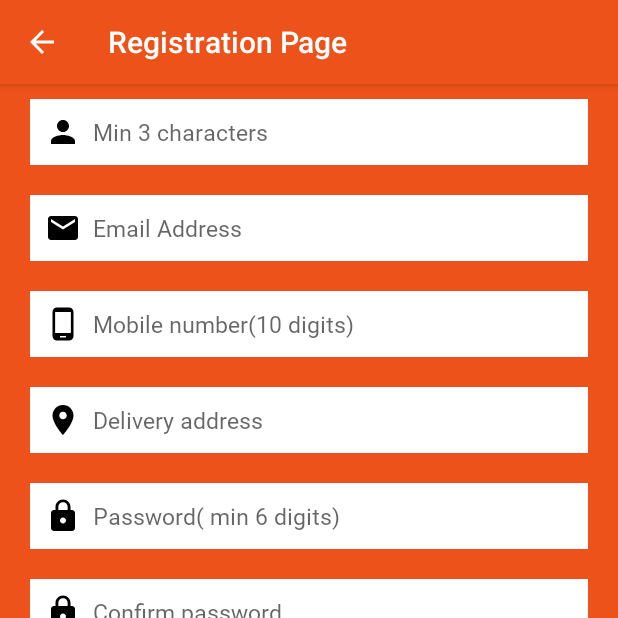
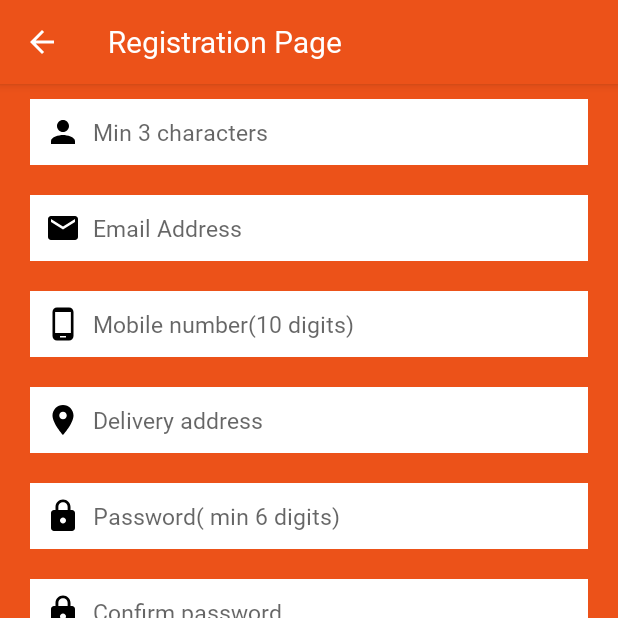
Before and after one commit to saitej-janjirala/tomatoeats, an Android app: the screen it shows after launch (SignupActivity), after a tap on an icon or button, on a phone screen of 412 x 824 dp, the top half of it. Run offline under Robolectric (Android 15) with nearby library versions, the phone set to English and light mode, and no system bars; our stand-ins replace Volley; 2 other taps on this screen came first.

Commit message:
added font style for whole theme

```diff
--- a/app/src/main/java/com/saitejajanjirala/tomatoeats/activities/ContentsActivity.kt
+++ b/app/src/main/java/com/saitejajanjirala/tomatoeats/activities/ContentsActivity.kt
@@ -1,4 +1,4 @@
-package com.saitejajanjirala.tomatoeats.activities
+ package com.saitejajanjirala.tomatoeats.activities
 
 import android.app.Activity
 import android.app.AlertDialog
@@ -130,6 +130,7 @@ class ContentsActivity : AppCompatActivity() {
         drawerLayout.addDrawerListener(toggle)
         toggle.syncState()
     }
+
     fun openhome(){
         navigationView.setCheckedItem(R.id.Home)
         supportFragmentManager.beginTransaction().replace(
--- a/app/src/main/java/com/saitejajanjirala/tomatoeats/adapters/RestaurantsAdapter.kt
+++ b/app/src/main/java/com/saitejajanjirala/tomatoeats/adapters/RestaurantsAdapter.kt
@@ -26,7 +26,9 @@ class RestaurantsAdapter(val context:Context, val arrayList: ArrayList<Restauran
     lateinit var madapter:RestaurantsAdapter
     lateinit var mview:RelativeLayout
     var valforfavourites=false
-
+    interface onitemclicklistener{
+        fun onfavouriteclicked()
+    }
     class RestaurantsViewHolder(itemView: View): RecyclerView.ViewHolder(itemView) {
         val rimageview:ImageView=itemView.findViewById(R.id.restaurantimage)
         val rname:TextView=itemView.findViewById(R.id.restaurantname)
--- a/app/src/main/java/com/saitejajanjirala/tomatoeats/fragments/Home.kt
+++ b/app/src/main/java/com/saitejajanjirala/tomatoeats/fragments/Home.kt
@@ -13,6 +13,7 @@ import android.widget.RelativeLayout
 import android.widget.Toast
 import androidx.appcompat.app.AlertDialog
 import androidx.core.app.ActivityCompat
+import androidx.recyclerview.widget.DefaultItemAnimator
 import androidx.recyclerview.widget.LinearLayoutManager
 import androidx.recyclerview.widget.RecyclerView
 import com.android.volley.Request
@@ -76,6 +77,7 @@ class Home : Fragment(){
                             adapter.setadapter(adapter)
                             layoutManager=LinearLayoutManager(activity as Context)
                             mrecyclerview.layoutManager=layoutManager
+                           // mrecyclerview.itemAnimator=DefaultItemAnimator()
                             mrecyclerview.adapter=adapter
 
                         }
--- a/app/src/main/res/values/styles.xml
+++ b/app/src/main/res/values/styles.xml
@@ -6,6 +6,7 @@
         <item name="colorPrimary">@color/colorPrimary</item>
         <item name="colorPrimaryDark">@color/colorPrimaryDark</item>
         <item name="colorAccent">@color/colorAccent</item>
+        <item name="fontFamily">@font/comic</item>
     </style>
     <style name="signup" parent="Theme.AppCompat.Light.DarkActionBar">
 
@@ -13,7 +14,7 @@
         <item name="colorPrimary">@color/colorPrimary</item>
         <item name="colorPrimaryDark">@color/colorPrimaryDark</item>
         <item name="colorAccent">@color/colorAccent</item>
-
+        <item name="fontFamily">@font/comic</item>
     </style>
 
 </resources>
```
Also changed, not shown: 1 other file.
